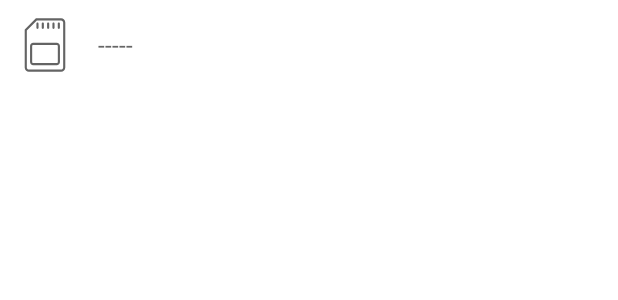
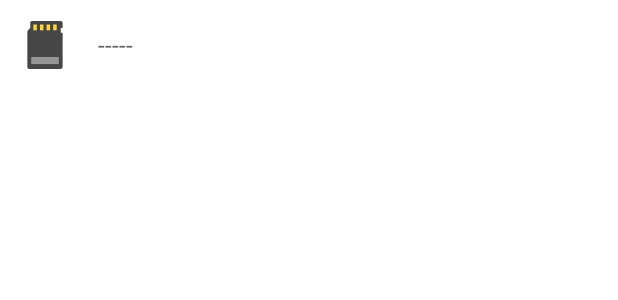
Before and after one commit to Play-Store-Mauricio-Togneri/fileexplorer, an Android app: the layout row_storage.xml on its own in the app's theme, with its tools: preview values and no code run, on a phone screen of 412 x 824 dp. Shown: the top 300 px of the screen. Run offline under Robolectric (Android 15) with nearby library versions, the phone set to English and light mode, and no system bars.

Commit message:
Updated sd card icon

```diff
--- a/app/src/main/res/drawable/ic_sd_card.xml
+++ b/app/src/main/res/drawable/ic_sd_card.xml
@@ -1,34 +1,9 @@
-<vector android:height="24dp"
-        android:viewportHeight="399.917"
-        android:viewportWidth="399.917"
-        android:width="24dp"
-        xmlns:android="http://schemas.android.com/apk/res/android">
-    <path
-        android:fillAlpha="1"
-        android:fillColor="#646464"
-        android:pathData="M66.8,95 L137.7,24.1C139,22.8 140.8,22 142.7,22L306.8,22C322.5,22 335.2,34.8 335.2,50.5L335.2,349.4C335.2,365.1 322.5,377.9 306.8,377.9L93.2,377.9C77.5,377.9 64.7,365.1 64.7,349.4L64.7,100C64.7,98.1 65.4,96.3 66.8,95ZM78.9,349.4C78.9,357.3 85.3,363.7 93.2,363.7L306.8,363.7C314.6,363.7 321,357.3 321,349.4L321,50.5C321,42.6 314.6,36.2 306.8,36.2L145.7,36.2 78.9,103 78.9,349.4Z"/>
-    <path
-        android:fillAlpha="1"
-        android:fillColor="#646464"
-        android:pathData="M292.1,92.9C288.1,92.9 285,89.7 285,85.8L285,57.7C285,53.8 288.1,50.6 292.1,50.6 296,50.6 299.2,53.8 299.2,57.7L299.2,85.8C299.2,89.7 296,92.9 292.1,92.9Z"/>
-    <path
-        android:fillAlpha="1"
-        android:fillColor="#646464"
-        android:pathData="M256.5,92.9C252.6,92.9 249.4,89.7 249.4,85.8L249.4,57.7C249.4,53.8 252.6,50.6 256.5,50.6 260.4,50.6 263.6,53.8 263.6,57.7L263.6,85.8C263.6,89.7 260.4,92.9 256.5,92.9Z"/>
-    <path
-        android:fillAlpha="1"
-        android:fillColor="#646464"
-        android:pathData="M220.9,92.9C217,92.9 213.8,89.7 213.8,85.8L213.8,57.7C213.8,53.8 217,50.6 220.9,50.6 224.9,50.6 228,53.8 228,57.7L228,85.8C228,89.7 224.9,92.9 220.9,92.9Z"/>
-    <path
-        android:fillAlpha="1"
-        android:fillColor="#646464"
-        android:pathData="M185.4,92.9C181.4,92.9 178.2,89.7 178.2,85.8L178.2,57.7C178.2,53.8 181.4,50.6 185.4,50.6 189.3,50.6 192.5,53.8 192.5,57.7L192.5,85.8C192.5,89.7 189.3,92.9 185.4,92.9Z"/>
-    <path
-        android:fillAlpha="1"
-        android:fillColor="#646464"
-        android:pathData="M156.9,57.7 L156.9,85.8C156.9,89.7 153.7,92.9 149.8,92.9 145.9,92.9 142.7,89.7 142.7,85.8L142.7,57.7C142.7,53.8 145.9,50.6 149.8,50.6 153.7,50.6 156.9,53.8 156.9,57.7Z"/>
-    <path
-        android:fillAlpha="1"
-        android:fillColor="#646464"
-        android:pathData="M164.1,185.5 L278.3,185.5C290.1,185.5 299.6,195 299.6,206.8L299.6,313.6C299.6,325.4 290.1,335 278.3,335L121.6,335C109.9,335 100.3,325.4 100.3,313.6L100.3,206.8C100.3,195 109.9,185.5 121.6,185.5L135.9,185.5M164.1,185.5C174.6,187.1 171.8,199.5 164.1,199.7L121.6,199.7C117.7,199.7 114.5,202.9 114.5,206.8L114.5,313.6C114.5,317.5 117.7,320.7 121.6,320.7L278.3,320.7C282.2,320.7 285.4,317.5 285.4,313.6L285.4,206.8C285.4,202.9 282.2,199.7 278.3,199.7L164.1,199.7C153.7,198.1 156.5,185.7 164.1,185.5"/>
+<vector android:height="24dp" android:viewportHeight="509.287"
+    android:viewportWidth="509.287" android:width="24dp" xmlns:android="http://schemas.android.com/apk/res/android">
+    <path android:fillAlpha="1" android:fillColor="#464646" android:pathData="M388.3,150.7 L388.3,110.7 404.3,110.7 404.3,67C404.3,58.4 397.2,51.3 388.6,51.3L145.3,51.3C136.7,51.3 129.6,58.4 129.6,67L129.6,108.9 104.9,135.4 104.9,442.3C104.9,450.9 112,458 120.6,458L388.6,458C397.2,458 404.3,450.9 404.3,442.3L404.3,150.7 388.3,150.7Z"/>
+    <path android:fillAlpha="1" android:fillColor="#ffd642" android:pathData="M155.6,80.8l29.9,0l0,49l-29.9,0z"/>
+    <path android:fillAlpha="1" android:fillColor="#ffd642" android:pathData="M211.7,80.8l29.9,0l0,49l-29.9,0z"/>
+    <path android:fillAlpha="1" android:fillColor="#ffd642" android:pathData="M267.7,80.8l29.9,0l0,49l-29.9,0z"/>
+    <path android:fillAlpha="1" android:fillColor="#ffd642" android:pathData="M323.8,80.8l29.9,0l0,49l-29.9,0z"/>
+    <path android:fillAlpha="1" android:fillColor="#969696" android:pathData="M137.5,356.3h234.4v60.2h-234.4z"/>
 </vector>
```
